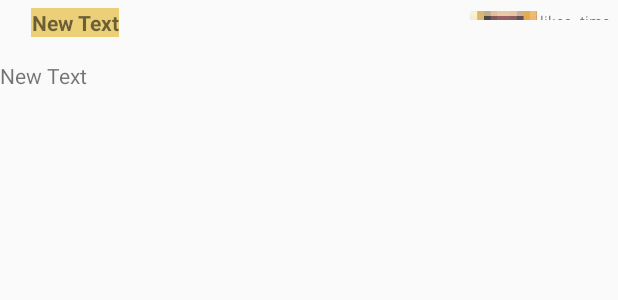
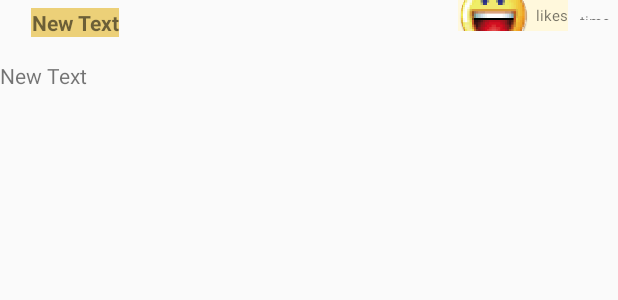
Before and after one commit to g7190305/Project_1, an Android app: the layout item_photo.xml on its own in the app's theme, with its tools: preview values and no code run, on a phone screen of 412 x 824 dp. Shown: the top 300 px of the screen. Run offline under Robolectric (Android 15) with nearby library versions, the light colour scheme and no system bars; plain views replace RoundedImageView.

Commit message:
add likes icon

```diff
--- a/app/src/main/res/layout/item_photo.xml
+++ b/app/src/main/res/layout/item_photo.xml
@@ -80,10 +80,13 @@
         android:layout_above="@+id/ivPhoto"
         android:layout_toLeftOf="@+id/tvTimeStamp"
         android:layout_alignParentTop="true"
-        android:drawableStart="@mipmap/ic_likes_small"
-        android:layout_marginTop="7dp"
+        android:drawableStart="@mipmap/ic_likes"
+        android:drawablePadding="4dp"
+        android:textSize="10dp"
+        android:layout_alignParentBottom="false"
+        android:background="@color/cornsilk"
         android:gravity="center_vertical"
-        android:layout_marginBottom="7dp"
-        android:layout_marginRight="5dp"
-        android:textSize="10dp" />
+        android:height="20dp"
+        android:layout_alignParentStart="false"
+        android:layout_marginRight="8dp" />
 </RelativeLayout>
```
Also changed, not shown: app/src/main/java/com/example/g7190305/instagramclient/InstagramPhotosAdapter.java (+12 -2 lines).
